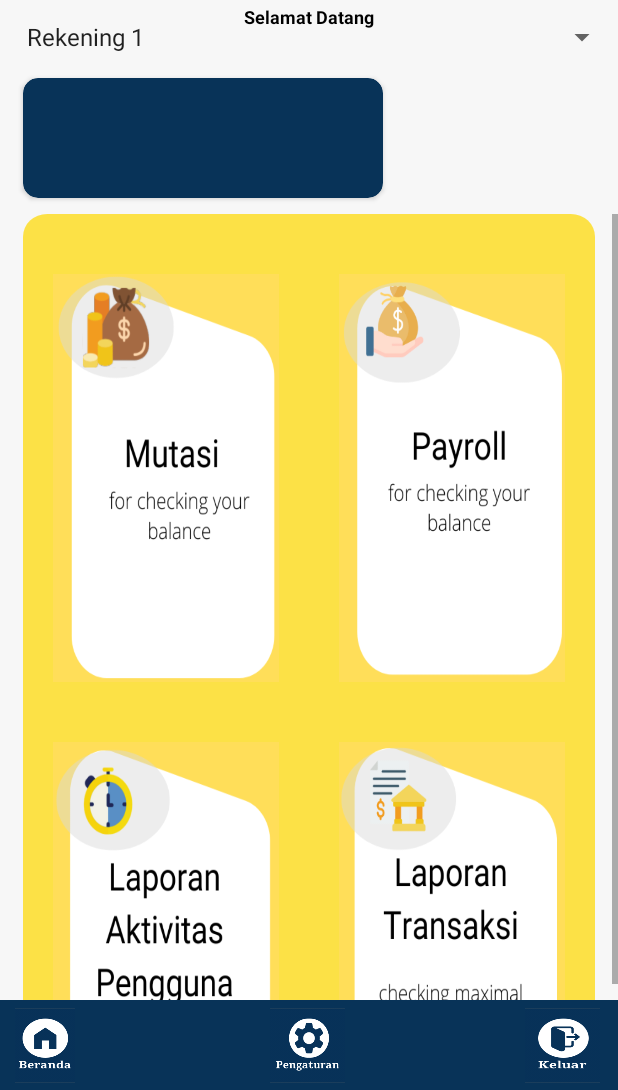
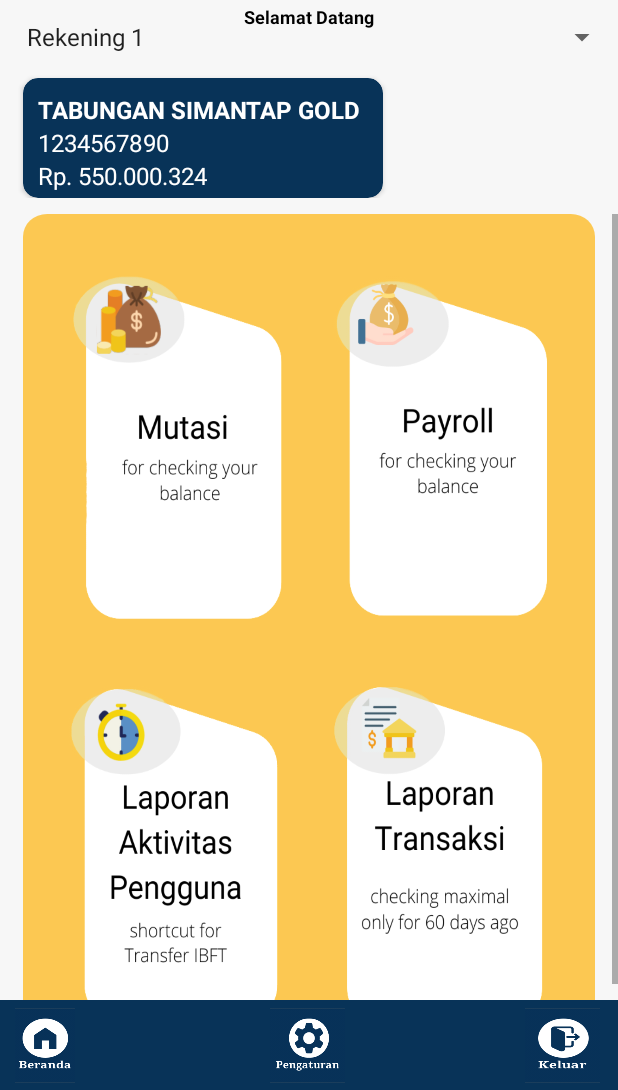
Before and after one commit to ohmantun/CMSMantap, an Android app: the Beranda screen opened directly, with no data from a screen before it, on a phone screen of 412 x 824 dp, the part 146-1236 px from its top. Run offline under Robolectric (Android 15) with nearby library versions, the phone set to English and light mode, and no system bars; our stand-ins replace navigation-ui.

Commit message:
warna baru

```diff
--- a/app/src/main/res/drawable/ic_box_kuning.xml
+++ b/app/src/main/res/drawable/ic_box_kuning.xml
@@ -5,6 +5,6 @@
     android:viewportHeight="664">
   <path
       android:pathData="M15,0L342,0A15,15 0,0 1,357 15L357,761A15,15 0,0 1,342 776L15,776A15,15 0,0 1,0 761L0,15A15,15 0,0 1,15 0z"
-      android:fillColor="#FED901"
+      android:fillColor="#FEB612"
       android:fillAlpha="0.72"/>
 </vector>
--- a/app/src/main/res/layout/activity_main_page.xml
+++ b/app/src/main/res/layout/activity_main_page.xml
@@ -61,6 +61,14 @@
         app:layout_constraintStart_toStartOf="parent"
         app:layout_constraintTop_toTopOf="parent"></Spinner>
 
+    <LinearLayout
+        android:clipToPadding="false"
+        android:gravity="left"
+        android:orientation="vertical"
+        android:layout_width="match_parent"
+        android:layout_height="wrap_content"
+        tools:ignore="MissingConstraints">
+
     <androidx.cardview.widget.CardView
         android:id="@+id/rekening"
         android:layout_width="240dp"
@@ -68,12 +76,46 @@
         android:layout_marginTop="149dp"
         android:layout_marginLeft="15dp"
         app:cardBackgroundColor="@color/box_biru"
-        app:cardCornerRadius="10dp"
-        app:layout_constraintEnd_toEndOf="parent"
-        app:layout_constraintHorizontal_bias="0.0"
-        app:layout_constraintStart_toStartOf="parent"
-        app:layout_constraintTop_toTopOf="parent">
+        app:cardCornerRadius="10dp">
+
+        <LinearLayout
+            android:layout_width="match_parent"
+            android:layout_height="match_parent"
+            android:orientation="vertical"
+            android:gravity="left"
+            android:layout_marginLeft="10dp"
+            android:layout_marginRight="10dp">
+
+            <TextView
+                android:layout_width="wrap_content"
+                android:layout_height="wrap_content"
+                android:textStyle="bold"
+                android:layout_marginTop="10dp"
+                android:text="TABUNGAN SIMANTAP GOLD"
+                android:textColor="@color/white"
+                android:textSize="16sp"/>
+
+            <TextView
+                android:layout_width="wrap_content"
+                android:layout_height="wrap_content"
+                android:gravity="center"
+                android:text="1234567890"
+                android:textSize="16sp"
+                android:textColor="@color/white"/>
+
+            <TextView
+                android:layout_width="wrap_content"
+                android:layout_height="wrap_content"
+                android:gravity="center"
+                android:text="Rp. 550.000.324"
+                android:textSize="16sp"
+                android:textColor="@color/white"/>
+
+        </LinearLayout>
+
     </androidx.cardview.widget.CardView>
+
+    </LinearLayout>
 
     <RelativeLayout
         android:id="@+id/relativelay1"
@@ -101,11 +143,11 @@
                     android:layout_rowWeight="1"
                     android:layout_column="0"
                     android:layout_columnWeight="1"
-                    android:layout_marginLeft="20dp"
+                    android:layout_marginLeft="30dp"
                     android:layout_marginTop="40dp"
-                    android:layout_marginRight="20dp"
+                    android:layout_marginRight="15dp"
                     android:layout_marginBottom="20dp"
-                    android:background="@drawable/menu_mutasi"
+                    android:background="@drawable/mutasi_icon"
                     android:clickable="true"
                     android:contextClickable="true"
                     app:layout_constraintEnd_toEndOf="parent"
@@ -120,11 +162,11 @@
                     android:layout_rowWeight="1"
                     android:layout_column="1"
                     android:layout_columnWeight="1"
-                    android:layout_marginLeft="20dp"
+                    android:layout_marginLeft="15dp"
                     android:layout_marginTop="20dp"
-                    android:layout_marginRight="20dp"
-                    android:layout_marginBottom="40dp"
-                    android:background="@drawable/menu_transaksi"
+                    android:layout_marginRight="30dp"
+                    android:layout_marginBottom="120dp"
+                    android:background="@drawable/lap_tr_icon"
                     android:clickable="true"
                     android:contextClickable="true"
                     app:layout_constraintEnd_toEndOf="parent"
@@ -139,11 +181,11 @@
                     android:layout_rowWeight="1"
                     android:layout_column="0"
                     android:layout_columnWeight="1"
-                    android:layout_marginLeft="20dp"
+                    android:layout_marginLeft="30dp"
                     android:layout_marginTop="20dp"
-                    android:layout_marginRight="20dp"
-                    android:layout_marginBottom="40dp"
-                    android:background="@drawable/menu_laporan"
+                    android:layout_marginRight="15dp"
+                    android:layout_marginBottom="120dp"
+                    android:background="@drawable/lap_akt_pengguna_icon"
                     android:clickable="true"
                     android:contextClickable="true"
                     app:layout_constraintEnd_toEndOf="parent"
@@ -159,11 +201,11 @@
                     android:layout_rowWeight="1"
                     android:layout_column="1"
                     android:layout_columnWeight="1"
-                    android:layout_marginLeft="20dp"
+                    android:layout_marginLeft="15dp"
                     android:layout_marginTop="40dp"
-                    android:layout_marginRight="20dp"
+                    android:layout_marginRight="30dp"
                     android:layout_marginBottom="20dp"
-                    android:background="@drawable/menu_payroll"
+                    android:background="@drawable/payroll_icon"
                     android:clickable="true"
                     android:contextClickable="true"
                     app:layout_constraintEnd_toEndOf="parent"
```
Also changed, not shown: app/src/main/res/drawable/lap_akt_pengguna_icon.png (added), app/src/main/res/drawable/lap_tr_icon.png (added), app/src/main/res/drawable/mutasi_icon.png (added), app/src/main/res/drawable/payroll_icon.png (added).
